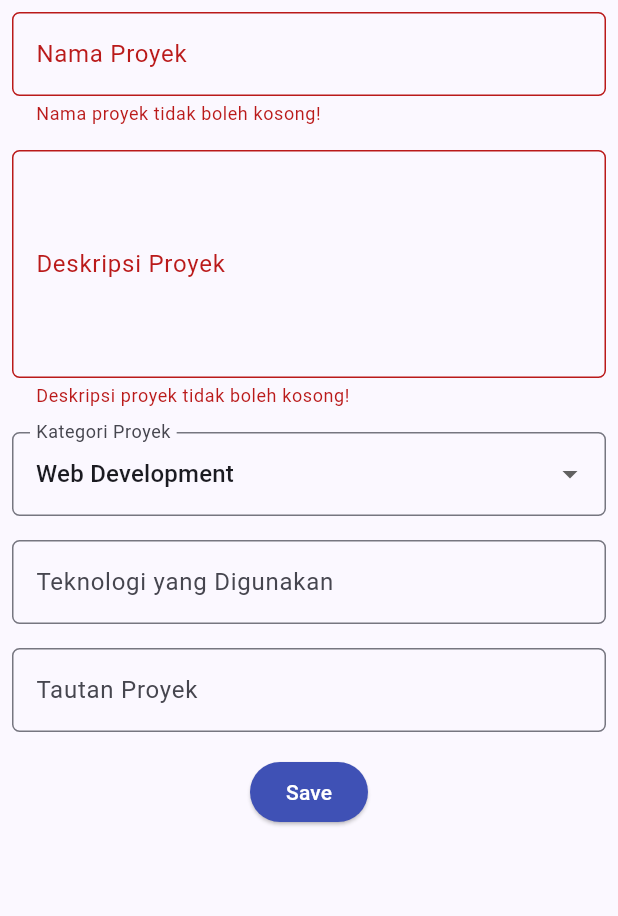
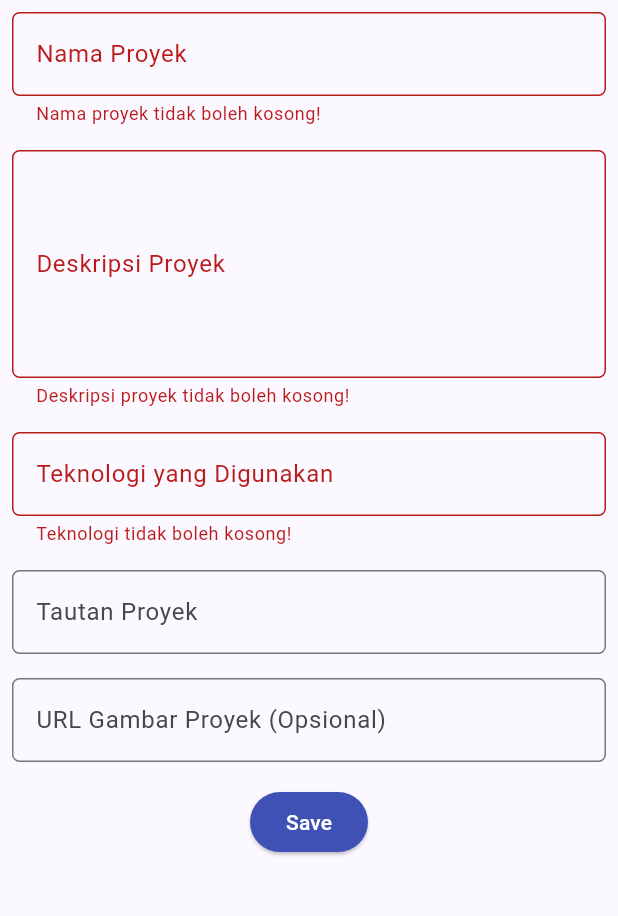
Before and after one commit to meronash/myportofolio_mobile, a Flutter app: the ProjectFormPage screen opened directly, after a tap on "Save", on a phone screen of 412 x 824 dp, the part 84-1000 px from its top. Run offline on Flutter 3.47's test engine with Material 3 defaults, Android fonts, the phone set to English and light mode, and no system bars; our stand-ins replace material_ui; generated files the repository leaves out were written again.

Commit message:
feat: implement token authentication and protected project creation

```diff
--- a/lib/screens/menu.dart
+++ b/lib/screens/menu.dart
@@ -11,7 +11,7 @@ class MyHomePage extends StatelessWidget {
 
   final List<ItemHomepage> items = [
     ItemHomepage("Lihat Proyek", Icons.folder, Colors.blue),
-    ItemHomepage("Tambah Proyek", Icons.add_circle, Colors.green),
+    ItemHomepage("Tambah Proyek", Icons.add, Colors.green),
     ItemHomepage("Tambah Pendidikan", Icons.school, Colors.purple),
     ItemHomepage("Logout", Icons.logout, Colors.red),
   ];
--- a/lib/screens/project_form.dart
+++ b/lib/screens/project_form.dart
@@ -1,5 +1,11 @@
+
 import 'package:material_ui/material_ui.dart';
 import 'package:myportofolio_mobile/widgets/left_drawer.dart';
+import 'package:myportofolio_mobile/models/project.dart';
+import 'package:myportofolio_mobile/services/api_client.dart';
+import 'package:myportofolio_mobile/services/auth_state.dart';
+import 'package:myportofolio_mobile/widgets/auth_guard.dart';
+import 'package:provider/provider.dart';
 
 class ProjectFormPage extends StatefulWidget {
   const ProjectFormPage({super.key});
@@ -13,23 +19,133 @@ class _ProjectFormPageState extends State<ProjectFormPage> {
 
   String _projectName = "";
   String _description = "";
-  String _category = "Web Development"; // default
   String _technologies = "";
   String _projectLink = "";
+  String _projectImageUrl = "";
 
-  final List<String> _categories = [
-    'Web Development',
-    'Mobile Development',
-    'Machine Learning',
-    'Data Science',
-    'Other',
-  ];
+  bool _isSubmitting = false;
+
+  String? _validateUrl(String? value, {bool required = false}) {
+    final link = value?.trim() ?? "";
+
+    if (link.isEmpty) {
+      return required ? "URL tidak boleh kosong!" : null;
+    }
+
+    final uri = Uri.tryParse(link);
+
+    if (uri == null ||
+        !uri.hasScheme ||
+        !['http', 'https'].contains(uri.scheme) ||
+        uri.host.isEmpty) {
+      return "Masukkan URL valid (http:// atau https://)!";
+    }
+
+    return null;
+  }
+
+  Future<void> _submit() async {
+    if (!_formKey.currentState!.validate()) return;
+
+    setState(() {
+      _isSubmitting = true;
+    });
+
+    try {
+      // Pastikan pengguna sudah login.
+      final allowed = await ensureLoggedIn(context);
+
+      if (!mounted || !allowed) return;
+
+      // Ambil token autentikasi.
+      final token = context.read<AuthState>().token;
+
+      if (token == null) {
+        throw Exception("Token autentikasi tidak ditemukan.");
+      }
+
+      // Buat objek Project dari data form.
+      final newProject = Project(
+        title: _projectName.trim(),
+        description: _description.trim(),
+        techStack: _technologies.trim(),
+        projectUrl: _projectLink.trim(),
+        projectImageUrl: _projectImageUrl.trim(),
+      );
+
+      // Kirim data proyek ke Django API.
+      await context.read<ApiClient>().createProject(
+        newProject,
+        token: token,
+      );
+
+      if (!mounted) return;
+
+      // Tampilkan pesan jika proyek berhasil dibuat.
+      await showDialog(
+        context: context,
+        builder: (dialogContext) {
+          return AlertDialog(
+            title: const Text("Berhasil!"),
+            content: const Text(
+              "Proyek berhasil ditambahkan.",
+            ),
+            actions: [
+              TextButton(
+                onPressed: () {
+                  Navigator.pop(dialogContext);
+                },
+                child: const Text("OK"),
+              ),
+            ],
+          );
+        },
+      );
+
+      if (!mounted) return;
+
+      // Kembali ke halaman sebelumnya.
+      Navigator.pop(context);
+    } on ApiException catch (e) {
+      if (!mounted) return;
+
+      if (e.statusCode == 401) {
+        await context.read<AuthState>().logout();
+
+        if (!mounted) return;
+      }
+
+      ScaffoldMessenger.of(context).showSnackBar(
+        SnackBar(
+          content: Text(
+            "Gagal menambahkan proyek. Status: ${e.statusCode}",
+          ),
+        ),
+      );
+    } catch (e) {
+      if (!mounted) return;
+
+      ScaffoldMessenger.of(context).showSnackBar(
+        SnackBar(
+          content: Text("Terjadi kesalahan: $e"),
+        ),
+      );
+    } finally {
+      if (mounted) {
+        setState(() {
+          _isSubmitting = false;
+        });
+      }
+    }
+  }
 
   @override
   Widget build(BuildContext context) {
     return Scaffold(
       appBar: AppBar(
-        title: const Center(child: Text('Add Project Form')),
+        title: const Center(
+          child: Text('Add Project Form'),
+        ),
         backgroundColor: Theme.of(context).colorScheme.primary,
         foregroundColor: Theme.of(context).colorScheme.onPrimary,
       ),
@@ -51,12 +167,10 @@ class _ProjectFormPageState extends State<ProjectFormPage> {
                       borderRadius: BorderRadius.circular(5.0),
                     ),
                   ),
-                  onChanged: (String? value) {
-                    setState(() {
-                      _projectName = value!;
-                    });
+                  onChanged: (value) {
+                    _projectName = value;
                   },
-                  validator: (String? value) {
+                  validator: (value) {
                     if (value == null || value.trim().isEmpty) {
                       return "Nama proyek tidak boleh kosong!";
                     }
@@ -64,6 +178,7 @@ class _ProjectFormPageState extends State<ProjectFormPage> {
                   },
                 ),
               ),
+
               // === Description ===
               Padding(
                 padding: const EdgeInsets.all(8.0),
@@ -76,12 +191,10 @@ class _ProjectFormPageState extends State<ProjectFormPage> {
                       borderRadius: BorderRadius.circular(5.0),
                     ),
                   ),
-                  onChanged: (String? value) {
-                    setState(() {
-                      _description = value!;
-                    });
+                  onChanged: (value) {
+                    _description = value;
                   },
-                  validator: (String? value) {
+                  validator: (value) {
                     if (value == null || value.trim().isEmpty) {
                       return "Deskripsi proyek tidak boleh kosong!";
                     }
@@ -89,32 +202,7 @@ class _ProjectFormPageState extends State<ProjectFormPage> {
                   },
                 ),
               ),
-              // === Category ===
-              Padding(
-                padding: const EdgeInsets.all(8.0),
-                child: DropdownButtonFormField<String>(
-                  decoration: InputDecoration(
-                    labelText: "Kategori Proyek",
-                    border: OutlineInputBorder(
-                      borderRadius: BorderRadius.circular(5.0),
-                    ),
-                  ),
-                  initialValue: _category,
-                  items: _categories
-                      .map(
-                        (category) => DropdownMenuItem(
-                          value: category,
-                          child: Text(category),
-                        ),
-                      )
-                      .toList(),
-                  onChanged: (String? newValue) {
-                    setState(() {
-                      _category = newValue!;
-                    });
-                  },
-                ),
-              ),
+
               // === Technologies ===
               Padding(
                 padding: const EdgeInsets.all(8.0),
@@ -126,96 +214,77 @@ class _ProjectFormPageState extends State<ProjectFormPage> {
                       borderRadius: BorderRadius.circular(5.0),
                     ),
                   ),
-                  onChanged: (String? value) {
-                    setState(() {
-                      _technologies = value!;
-                    });
+                  onChanged: (value) {
+                    _technologies = value;
+                  },
+                  validator: (value) {
+                    if (value == null || value.trim().isEmpty) {
+                      return "Teknologi tidak boleh kosong!";
+                    }
+                    return null;
                   },
                 ),
               ),
+
               // === Project Link ===
               Padding(
                 padding: const EdgeInsets.all(8.0),
                 child: TextFormField(
                   decoration: InputDecoration(
-                    hintText: "URL Proyek (opsional)",
+                    hintText: "https://example.com",
                     labelText: "Tautan Proyek",
                     border: OutlineInputBorder(
                       borderRadius: BorderRadius.circular(5.0),
                     ),
                   ),
-                  onChanged: (String? value) {
-                    setState(() {
-                      _projectLink = value!;
-                    });
+                  onChanged: (value) {
+                    _projectLink = value;
                   },
                   validator: (value) {
-                    final link = value?.trim() ?? "";
-                    if (link.isEmpty) {
-                      return null;
-                    }
-                    final uri = Uri.tryParse(link);
-                    if (uri == null || !uri.hasScheme || !['http', 'https'].contains(uri.scheme) || uri.host.isEmpty) {
-                      return "Masukkan URL yang valid (http:// atau https://)!";
-                    }
-                    return null;
+                    return _validateUrl(value);
                   },
                 ),
               ),
-              // === Tombol Simpan ===
+
+              // === Project Image URL ===
+              Padding(
+                padding: const EdgeInsets.all(8.0),
+                child: TextFormField(
+                  decoration: InputDecoration(
+                    hintText: "https://example.com/image.png",
+                    labelText: "URL Gambar Proyek (Opsional)",
+                    border: OutlineInputBorder(
+                      borderRadius: BorderRadius.circular(5.0),
+                    ),
+                  ),
+                  onChanged: (value) {
+                    _projectImageUrl = value;
+                  },
+                  validator: (value) {
+                    return _validateUrl(value);
+                  },
+                ),
+              ),
+
+              // === Save Button ===
               Align(
                 alignment: Alignment.bottomCenter,
                 child: Padding(
                   padding: const EdgeInsets.all(8.0),
                   child: ElevatedButton(
                     style: ButtonStyle(
-                      backgroundColor: WidgetStateProperty.all(Colors.indigo),
+                      backgroundColor:
+                          WidgetStateProperty.all(Colors.indigo),
                     ),
-                    onPressed: () {
-                      if (_formKey.currentState!.validate()) {
-                        showDialog(
-                          context: context,
-                          builder: (context) {
-                            return AlertDialog(
-                              title: const Text('Proyek berhasil ditambahkan!'),
-                              content: SingleChildScrollView(
-                                child: Column(
-                                  crossAxisAlignment: CrossAxisAlignment.start,
-                                  children: [
-                                    Text('Nama Proyek: $_projectName'),
-                                    Text('Deskripsi: $_description'),
-                                    Text('Kategori: $_category'),
-                                    Text('Teknologi: $_technologies'),
-                                    Text('Tautan: $_projectLink'),
-                                  ],
-                                ),
-                              ),
-                              actions: [
-                                TextButton(
-                                  child: const Text('OK'),
-                                  onPressed: () {
-                                    Navigator.pop(context);
-                                    _formKey.currentState!.reset();
-
-                                    setState(() {
-                                      _projectName = "";
-                                      _description = "";
-                                      _category = "Web Development";
-                                      _technologies = "";
-                                      _projectLink = "";
-                                    });
-                                  },
-                                ),
-                              ],
-                            );
-                          },
-                        );
-                      }
-                    },
-                    child: const Text(
-                      "Save",
-                      style: TextStyle(color: Colors.white),
-                    ),
+                    onPressed: _isSubmitting ? null : _submit,
+                    child: _isSubmitting
+                        ? const CircularProgressIndicator(
+                            color: Colors.white,
+                          )
+                        : const Text(
+                            "Save",
+                            style: TextStyle(color: Colors.white),
+                          ),
                   ),
                 ),
               ),
--- /dev/null
+++ b/lib/services/auth_state.dart
@@ -0,0 +1,32 @@
+import 'package:flutter/foundation.dart';
+import 'package:myportofolio_mobile/services/api_client.dart';
+
+/// Holds the in-memory authentication token for the current session.
+class AuthState extends ChangeNotifier {
+  AuthState(this._apiClient, {String? initialToken}) : _token = initialToken;
+
+  final ApiClient _apiClient;
+  String? _token;
+
+  String? get token => _token;
+  bool get isLoggedIn => _token != null;
+
+  Future<void> login(String username, String password) async {
+    _token = await _apiClient.obtainToken(username, password);
+    notifyListeners();
+  }
+
+  Future<void> logout() async {
+    final current = _token;
+    if (current == null) return;
+
+    try {
+      await _apiClient.logout(token: current);
+    } on ApiException {
+      // Logout lokal tetap dilakukan meskipun request ke server gagal.
+    } finally {
+      _token = null;
+      notifyListeners();
+    }
+  }
+}
--- a/lib/widgets/left_drawer.dart
+++ b/lib/widgets/left_drawer.dart
@@ -1,13 +1,18 @@
 import 'package:material_ui/material_ui.dart';
+import 'package:myportofolio_mobile/screens/login_screen.dart';
 import 'package:myportofolio_mobile/screens/menu.dart';
 import 'package:myportofolio_mobile/screens/project_form.dart';
 import 'package:myportofolio_mobile/screens/education_form.dart';
+import 'package:myportofolio_mobile/services/auth_state.dart';
+import 'package:myportofolio_mobile/widgets/auth_guard.dart';
+import 'package:provider/provider.dart';
 
 class LeftDrawer extends StatelessWidget {
   const LeftDrawer({super.key});
 
   @override
   Widget build(BuildContext context) {
+    final isLoggedIn = context.watch<AuthState>().isLoggedIn;
     return Drawer(
       child: ListView(
         children: [
@@ -32,6 +37,35 @@ class LeftDrawer extends StatelessWidget {
               ],
             ),
           ),
+          if (!isLoggedIn)
+          ListTile(
+              leading: const Icon(Icons.login),
+              title: const Text('Login'),
+              onTap: () {
+                Navigator.push(
+                  context,
+                  MaterialPageRoute(
+                    builder: (context) => const LoginScreen(),
+                  ),
+                );
+              },
+            ),
+          if (isLoggedIn)
+          ListTile(
+            leading: const Icon(Icons.logout),
+            title: const Text('Logout'),
+            onTap: () async {
+              await context.read<AuthState>().logout();
+
+              if (!context.mounted) return;
+
+              ScaffoldMessenger.of(context).showSnackBar(
+                const SnackBar(
+                  content: Text('Logout berhasil'),
+                ),
+              );
+            },
+          ),
           ListTile(
             leading: const Icon(Icons.home_outlined),
             title: const Text('Home'),
@@ -44,11 +78,15 @@ class LeftDrawer extends StatelessWidget {
             },
           ),
           ListTile(
-            leading: const Icon(Icons.add_circle_outline),
+            leading: const Icon(Icons.add),
             title: const Text('Add Project'),
             // Navigasi ke halaman tambah proyek
-            onTap: () {
-              Navigator.pushReplacement(
+            onTap: () async {
+              final allowed = await ensureLoggedIn(context);
+
+              if (!context.mounted || !allowed) return;
+
+              Navigator.push(
                 context,
                 MaterialPageRoute(
                   builder: (context) => const ProjectFormPage(),
```
Also changed, not shown: lib/main.dart (+13 -8 lines), lib/screens/login_screen.dart (added, +120 -0 lines), lib/screens/project_list_screen.dart (+7 -1 lines), lib/widgets/auth_guard.dart (added, +22 -0 lines), lib/widgets/project_card.dart (+73 -11 lines), 1 other file.
